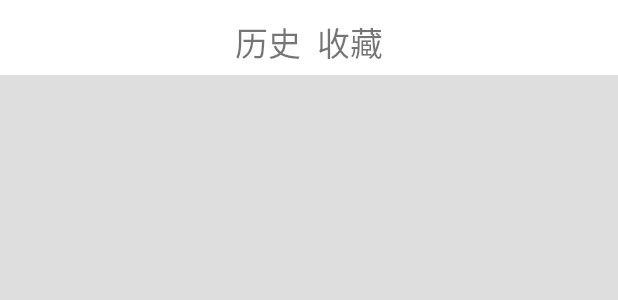
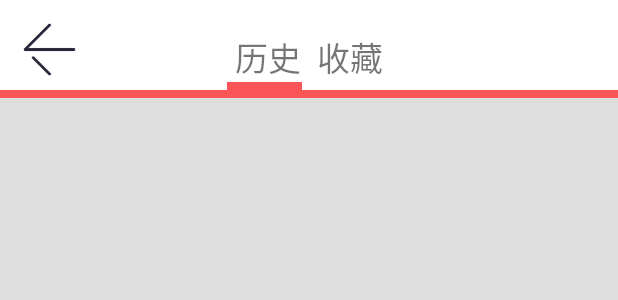
Before and after one commit to kymtwyf/bmix, an Android app: the layout activity_new_history.xml on its own in the app's theme, with its tools: preview values and no code run, on a phone screen of 412 x 824 dp. Shown: the top 300 px of the screen. Run offline under Robolectric (Android 15) with nearby library versions, the phone set to English and light mode, and no system bars; network calls fail.

Commit message:
调整界面

```diff
--- a/app/src/main/java/hackathon/dclab/com/minidianping/MainActivity.java
+++ b/app/src/main/java/hackathon/dclab/com/minidianping/MainActivity.java
@@ -189,9 +189,9 @@ public class MainActivity extends Activity {
             } catch (InterruptedException e) {
                 e.printStackTrace();
             }
-            json = getRecommend.getResult();
+//            json = getRecommend.getResult();
         }
-        businesses = Business.getBusinessFromJson(json);
+//        businesses = Business.getBusinessFromJson(json);
         for(int i=0; i<businesses.size();++i){
             System.out.println(businesses.get(i).ToString());
             bitmaps.add(null);//placeholder
--- a/app/src/main/res/layout/activity_new_history.xml
+++ b/app/src/main/res/layout/activity_new_history.xml
@@ -4,10 +4,10 @@
     tools:context="hackathon.dclab.com.minidianping.HistoryActivity"
     android:background="#ffdedede">
 
-    <LinearLayout
+    <RelativeLayout
         android:orientation="horizontal"
         android:layout_width="match_parent"
-        android:layout_height="50dp"
+        android:layout_height="60dp"
         android:gravity="bottom|center_horizontal"
         android:id="@+id/ll_header_tab"
         android:background="@color/white">
@@ -15,17 +15,22 @@
         <RelativeLayout
             android:layout_width="wrap_content"
             android:layout_height="wrap_content"
-            android:orientation="horizontal">
+            android:orientation="horizontal"
+            android:layout_alignParentLeft="true"
+            android:layout_marginLeft="0dp"
+            android:layout_alignParentTop="true"
+            android:layout_marginTop="0dp">
 
             <TextView android:text="历史" android:layout_width="wrap_content"
                 android:layout_height="wrap_content"
                 android:id="@+id/tvHistory"
                 android:textSize="22dp"
                 android:padding="5dp"
-                android:layout_alignParentLeft="true"
+                android:layout_alignParentLeft="false"
                 android:layout_marginLeft="0dp"
-                android:layout_alignParentTop="true"
-                android:layout_marginTop="0dp" />
+                android:layout_alignParentTop="false"
+                android:layout_marginTop="0dp"
+                android:layout_alignParentBottom="true" />
 
             <TextView
                 android:text="收藏"
@@ -37,17 +42,44 @@
                 android:layout_alignParentLeft="false"
                 android:layout_alignParentTop="false"
                 android:layout_marginTop="0dp"
-                android:layout_toRightOf="@+id/tvHistory" />
+                android:layout_toRightOf="@+id/tvHistory"
+                android:layout_alignParentRight="false"
+                android:layout_alignParentBottom="true" />
+
+            <ImageView
+                android:layout_width="50dp"
+                android:layout_height="5dp"
+                android:id="@+id/ivIndicator"
+                android:background="@color/color_splitter_red"
+                android:layout_alignParentBottom="true" />
 
         </RelativeLayout>
 
-    </LinearLayout>
+    </RelativeLayout>
+
+    <TextView
+        android:layout_width="@dimen/header_icon_width_height"
+        android:layout_height="@dimen/header_icon_width_height"
+        android:id="@+id/tvBack"
+        android:layout_alignParentLeft="false"
+        android:layout_marginLeft="0dp"
+        android:layout_alignParentTop="false"
+        android:layout_marginTop="0dp"
+        android:layout_margin="15dp"
+        android:background="@drawable/back_btn" />
+
+    <ImageView
+        android:layout_width="match_parent"
+        android:layout_height="5dp"
+        android:id="@+id/imageView2"
+        android:layout_below="@+id/ll_header_tab"
+        android:background="@color/color_splitter_red" />
 
     <RelativeLayout
         android:layout_width="fill_parent"
         android:layout_height="fill_parent"
         android:id="@+id/rl_list_content"
-        android:layout_below="@+id/ll_header_tab">
+        android:layout_below="@+id/imageView2">
 
         <ListView
             android:layout_width="wrap_content"
```
Also changed, not shown: app/src/main/java/hackathon/dclab/com/minidianping/NewHistoryActivity.java (+11 -0 lines), app/src/main/res/layout/history_item.xml (+19 -8 lines).
